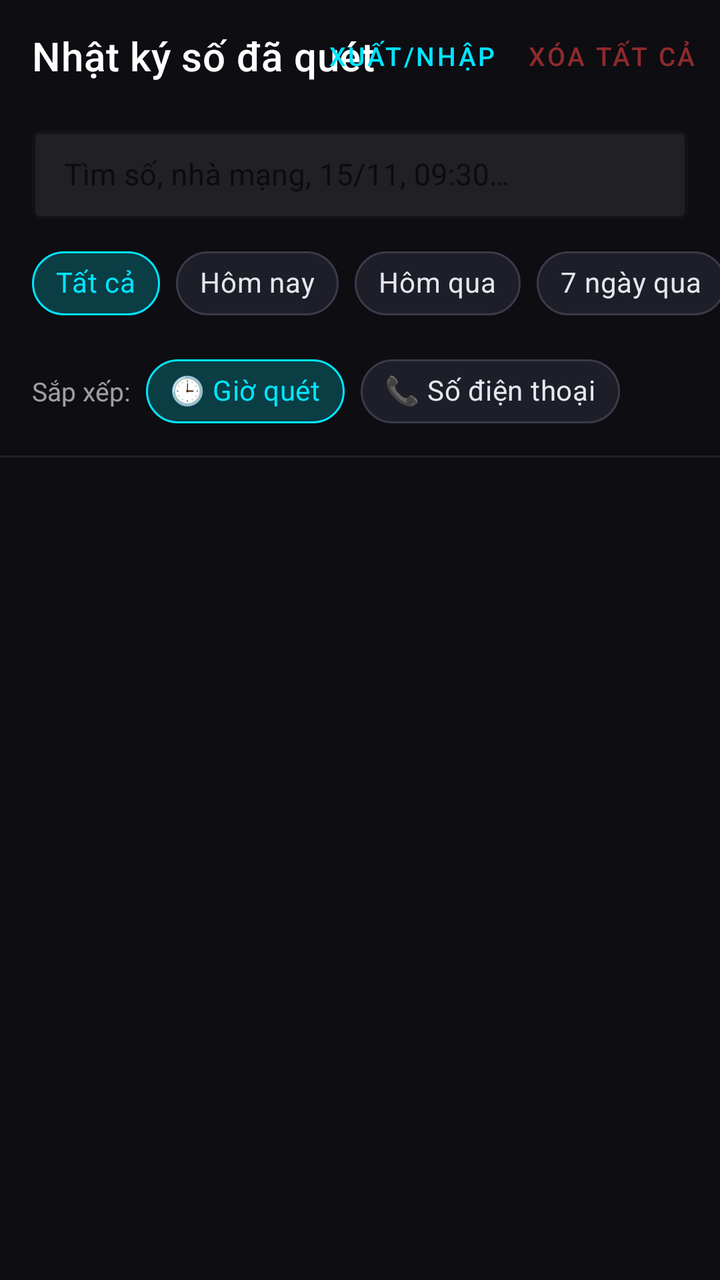
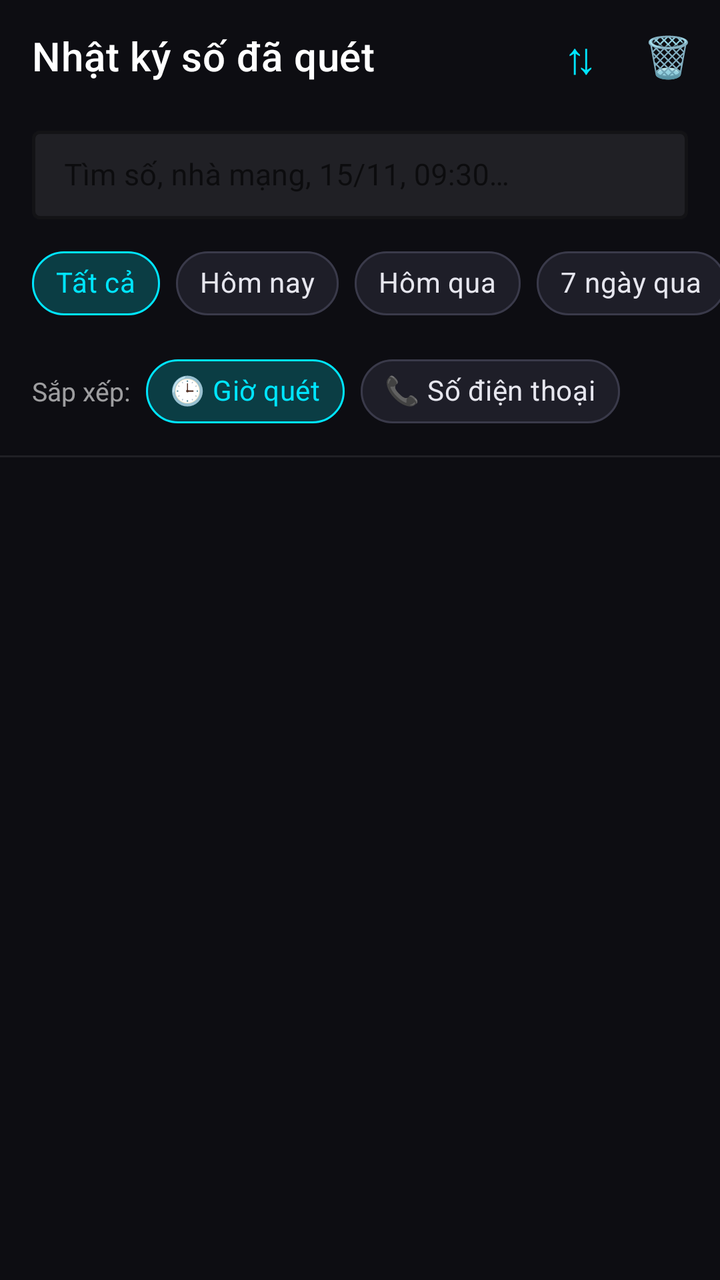

Compare the two renders of this Android layout. The source of the first and the diff that turns it into the second are given below.
<!-- AndroidManifest.xml: application theme Theme.PhoneScanner -->
<!-- res/layout/activity_scan_log.xml -->
<?xml version="1.0" encoding="utf-8"?>
<androidx.constraintlayout.widget.ConstraintLayout
    xmlns:android="http://schemas.android.com/apk/res/android"
    xmlns:app="http://schemas.android.com/apk/res-auto"
    android:layout_width="match_parent"
    android:layout_height="match_parent"
    android:background="#FF0D0D12">

    
    <androidx.appcompat.widget.Toolbar
        android:id="@+id/toolbar"
        android:layout_width="0dp"
        android:layout_height="?attr/actionBarSize"
        android:background="#FF0D0D12"
        android:paddingStart="4dp"
        app:title="Nhật ký số đã quét"
        app:titleTextColor="#FFFFFFFF"
        app:layout_constraintTop_toTopOf="parent"
        app:layout_constraintStart_toStartOf="parent"
        app:layout_constraintEnd_toEndOf="parent" />

    
    <com.google.android.material.button.MaterialButton
        android:id="@+id/btnTransfer"
        style="@style/Widget.MaterialComponents.Button.TextButton"
        android:layout_width="wrap_content"
        android:layout_height="wrap_content"
        android:text="Xuất/Nhập"
        android:textColor="#FF00E5FF"
        android:textSize="13sp"
        app:layout_constraintTop_toTopOf="@id/toolbar"
        app:layout_constraintBottom_toBottomOf="@id/toolbar"
        app:layout_constraintEnd_toStartOf="@id/btnClearAll" />

    
    <com.google.android.material.button.MaterialButton
        android:id="@+id/btnClearAll"
        style="@style/Widget.MaterialComponents.Button.TextButton"
        android:layout_width="wrap_content"
        android:layout_height="wrap_content"
        android:text="Xóa tất cả"
        android:textColor="#88FF4444"
        android:textSize="13sp"
        android:layout_marginEnd="4dp"
        app:layout_constraintTop_toTopOf="@id/toolbar"
        app:layout_constraintBottom_toBottomOf="@id/toolbar"
        app:layout_constraintEnd_toEndOf="parent" />

    
    <com.google.android.material.textfield.TextInputLayout
        android:id="@+id/searchLayout"
        style="@style/Widget.MaterialComponents.TextInputLayout.OutlinedBox"
        android:layout_width="0dp"
        android:layout_height="wrap_content"
        android:layout_marginStart="16dp"
        android:layout_marginEnd="16dp"
        android:layout_marginTop="4dp"
        app:boxStrokeColor="#00E5FF"
        app:boxStrokeWidth="1.5dp"
        app:boxBackgroundColor="#14FFFFFF"
        app:hintTextColor="#8800E5FF"
        app:endIconMode="clear_text"
        app:endIconTint="#5500E5FF"
        app:layout_constraintTop_toBottomOf="@id/toolbar"
        app:layout_constraintStart_toStartOf="parent"
        app:layout_constraintEnd_toEndOf="parent">

        <com.google.android.material.textfield.TextInputEditText
            android:id="@+id/etSearch"
            android:layout_width="match_parent"
            android:layout_height="wrap_content"
            android:hint="Tìm số, nhà mạng, 15/11, 09:30…"
            android:textColor="#FFFFFFFF"
            android:textSize="15sp"
            android:inputType="text"
            android:imeOptions="actionSearch"
            android:maxLines="1"
            android:paddingTop="12dp"
            android:paddingBottom="12dp" />
    </com.google.android.material.textfield.TextInputLayout>

    
    <HorizontalScrollView
        android:id="@+id/chipScroll"
        android:layout_width="0dp"
        android:layout_height="wrap_content"
        android:layout_marginTop="8dp"
        android:paddingStart="16dp"
        android:paddingEnd="16dp"
        android:clipToPadding="false"
        android:scrollbars="none"
        android:overScrollMode="never"
        app:layout_constraintTop_toBottomOf="@id/searchLayout"
        app:layout_constraintStart_toStartOf="parent"
        app:layout_constraintEnd_toEndOf="parent">

        <com.google.android.material.chip.ChipGroup
            android:id="@+id/chipGroup"
            android:layout_width="wrap_content"
            android:layout_height="wrap_content"
            app:singleLine="true"
            app:singleSelection="true"
            app:selectionRequired="true"
            app:chipSpacingHorizontal="8dp">

            <com.google.android.material.chip.Chip
                android:id="@+id/chipAll"
                style="@style/ScanChip"
                android:layout_width="wrap_content"
                android:layout_height="wrap_content"
                android:checked="true"
                android:text="Tất cả" />

            <com.google.android.material.chip.Chip
                android:id="@+id/chipToday"
                style="@style/ScanChip"
                android:layout_width="wrap_content"
                android:layout_height="wrap_content"
                android:text="Hôm nay" />

            <com.google.android.material.chip.Chip
                android:id="@+id/chipYesterday"
                style="@style/ScanChip"
                android:layout_width="wrap_content"
                android:layout_height="wrap_content"
                android:text="Hôm qua" />

            <com.google.android.material.chip.Chip
                android:id="@+id/chipLast7"
                style="@style/ScanChip"
                android:layout_width="wrap_content"
                android:layout_height="wrap_content"
                android:text="7 ngày qua" />

            <com.google.android.material.chip.Chip
                android:id="@+id/chipLast30"
                style="@style/ScanChip"
                android:layout_width="wrap_content"
                android:layout_height="wrap_content"
                android:text="30 ngày qua" />

            <com.google.android.material.chip.Chip
                android:id="@+id/chipThisMonth"
                style="@style/ScanChip"
                android:layout_width="wrap_content"
                android:layout_height="wrap_content"
                android:text="Tháng này" />

            <com.google.android.material.chip.Chip
                android:id="@+id/chipCustom"
                style="@style/ScanChip"
                android:layout_width="wrap_content"
                android:layout_height="wrap_content"
                android:text="📅 Chọn ngày…" />
        </com.google.android.material.chip.ChipGroup>
    </HorizontalScrollView>

    
    <LinearLayout
        android:id="@+id/sortRow"
        android:layout_width="0dp"
        android:layout_height="wrap_content"
        android:layout_marginStart="16dp"
        android:layout_marginEnd="16dp"
        android:layout_marginTop="6dp"
        android:orientation="horizontal"
        android:gravity="center_vertical"
        app:layout_constraintTop_toBottomOf="@id/chipScroll"
        app:layout_constraintStart_toStartOf="parent"
        app:layout_constraintEnd_toEndOf="parent">

        <TextView
            android:layout_width="wrap_content"
            android:layout_height="wrap_content"
            android:text="Sắp xếp:"
            android:textColor="#99FFFFFF"
            android:textSize="13sp" />

        <com.google.android.material.chip.ChipGroup
            android:id="@+id/sortGroup"
            android:layout_width="wrap_content"
            android:layout_height="wrap_content"
            android:layout_marginStart="8dp"
            app:singleSelection="true"
            app:selectionRequired="true">

            <com.google.android.material.chip.Chip
                android:id="@+id/chipSortTime"
                style="@style/ScanChip"
                android:layout_width="wrap_content"
                android:layout_height="wrap_content"
                android:checked="true"
                android:text="🕒 Giờ quét" />

            <com.google.android.material.chip.Chip
                android:id="@+id/chipSortPhone"
                style="@style/ScanChip"
                android:layout_width="wrap_content"
                android:layout_height="wrap_content"
                android:text="📞 Số điện thoại" />
        </com.google.android.material.chip.ChipGroup>
    </LinearLayout>

    
    <TextView
        android:id="@+id/tvSummary"
        android:layout_width="0dp"
        android:layout_height="wrap_content"
        android:layout_marginStart="16dp"
        android:layout_marginEnd="16dp"
        android:layout_marginTop="10dp"
        android:textColor="#66FFFFFF"
        android:textSize="12sp"
        android:visibility="gone"
        app:layout_constraintTop_toBottomOf="@id/sortRow"
        app:layout_constraintStart_toStartOf="parent"
        app:layout_constraintEnd_toEndOf="parent" />

    <View
        android:id="@+id/divider"
        android:layout_width="0dp"
        android:layout_height="1dp"
        android:layout_marginTop="8dp"
        android:background="#14FFFFFF"
        app:layout_constraintTop_toBottomOf="@id/tvSummary"
        app:layout_constraintStart_toStartOf="parent"
        app:layout_constraintEnd_toEndOf="parent" />

    
    <LinearLayout
        android:id="@+id/layoutEmpty"
        android:layout_width="wrap_content"
        android:layout_height="wrap_content"
        android:orientation="vertical"
        android:gravity="center"
        android:visibility="gone"
        app:layout_constraintTop_toBottomOf="@id/divider"
        app:layout_constraintBottom_toBottomOf="parent"
        app:layout_constraintStart_toStartOf="parent"
        app:layout_constraintEnd_toEndOf="parent">

        <TextView
            android:id="@+id/tvEmptyIcon"
            android:layout_width="wrap_content"
            android:layout_height="wrap_content"
            android:text="📖"
            android:textSize="48sp" />

        <TextView
            android:id="@+id/tvEmptyText"
            android:layout_width="wrap_content"
            android:layout_height="wrap_content"
            android:layout_marginTop="12dp"
            android:text="Chưa có số nào được quét"
            android:textColor="#55FFFFFF"
            android:textSize="15sp" />
    </LinearLayout>

    
    <androidx.recyclerview.widget.RecyclerView
        android:id="@+id/recyclerScanLog"
        android:layout_width="0dp"
        android:layout_height="0dp"
        android:clipToPadding="false"
        android:paddingBottom="16dp"
        app:layout_constraintTop_toBottomOf="@id/divider"
        app:layout_constraintBottom_toBottomOf="parent"
        app:layout_constraintStart_toStartOf="parent"
        app:layout_constraintEnd_toEndOf="parent" />

</androidx.constraintlayout.widget.ConstraintLayout>
<!-- resources referenced by this layout -->
<resources>
  <style name="ScanChip" parent="Widget.MaterialComponents.Chip.Choice">
          <item name="chipBackgroundColor">@color/chip_bg_selector</item>
          <item name="android:textColor">@color/chip_text_selector</item>
          <item name="checkedIconVisible">false</item>
          <item name="chipSurfaceColor">@android:color/transparent</item>
          <item name="chipStrokeColor">@color/chip_stroke_selector</item>
          <item name="chipStrokeWidth">1dp</item>
      </style>
  <style name="Theme.PhoneScanner" parent="Theme.MaterialComponents.DayNight.NoActionBar">
          <item name="colorPrimary">@color/accent_green</item>
          <item name="android:statusBarColor">@color/black</item>
          <item name="android:windowLightStatusBar" tools:targetApi="m">false</item>
      </style>
  <color name="accent_green">#FF2E7D32</color>
  <color name="black">#FF000000</color>
</resources>

<!-- the commit's change to res/layout/activity_scan_log.xml (unified diff, before → after) -->
@@ -13,6 +13,7 @@
         android:layout_height="?attr/actionBarSize"
         android:background="#FF0D0D12"
         android:paddingStart="4dp"
+        android:paddingEnd="100dp"
         app:title="Nhật ký số đã quét"
         app:titleTextColor="#FFFFFFFF"
         app:layout_constraintTop_toTopOf="parent"
@@ -23,11 +24,19 @@
     <com.google.android.material.button.MaterialButton
         android:id="@+id/btnTransfer"
         style="@style/Widget.MaterialComponents.Button.TextButton"
-        android:layout_width="wrap_content"
-        android:layout_height="wrap_content"
-        android:text="Xuất/Nhập"
+        android:layout_width="44dp"
+        android:layout_height="44dp"
+        android:minWidth="0dp"
+        android:minHeight="0dp"
+        android:padding="0dp"
+        android:insetLeft="0dp"
+        android:insetRight="0dp"
+        android:insetTop="0dp"
+        android:insetBottom="0dp"
+        android:text="⇅"
         android:textColor="#FF00E5FF"
-        android:textSize="13sp"
+        android:textSize="22sp"
+        android:contentDescription="Xuất / nhập file .txt"
         app:layout_constraintTop_toTopOf="@id/toolbar"
         app:layout_constraintBottom_toBottomOf="@id/toolbar"
         app:layout_constraintEnd_toStartOf="@id/btnClearAll" />
@@ -36,11 +45,19 @@
     <com.google.android.material.button.MaterialButton
         android:id="@+id/btnClearAll"
         style="@style/Widget.MaterialComponents.Button.TextButton"
-        android:layout_width="wrap_content"
-        android:layout_height="wrap_content"
-        android:text="Xóa tất cả"
-        android:textColor="#88FF4444"
-        android:textSize="13sp"
+        android:layout_width="44dp"
+        android:layout_height="44dp"
+        android:minWidth="0dp"
+        android:minHeight="0dp"
+        android:padding="0dp"
+        android:insetLeft="0dp"
+        android:insetRight="0dp"
+        android:insetTop="0dp"
+        android:insetBottom="0dp"
+        android:text="🗑"
+        android:textSize="20sp"
+        android:textColor="#FFFF6B6B"
+        android:contentDescription="Xóa tất cả nhật ký"
         android:layout_marginEnd="4dp"
         app:layout_constraintTop_toTopOf="@id/toolbar"
         app:layout_constraintBottom_toBottomOf="@id/toolbar"
